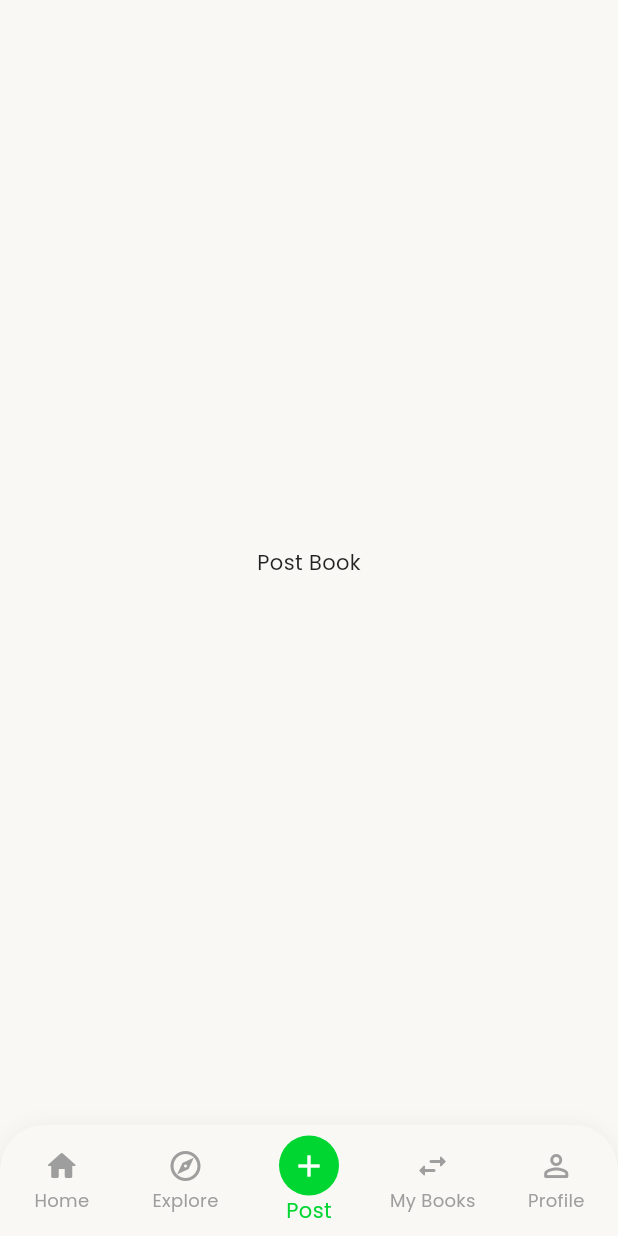
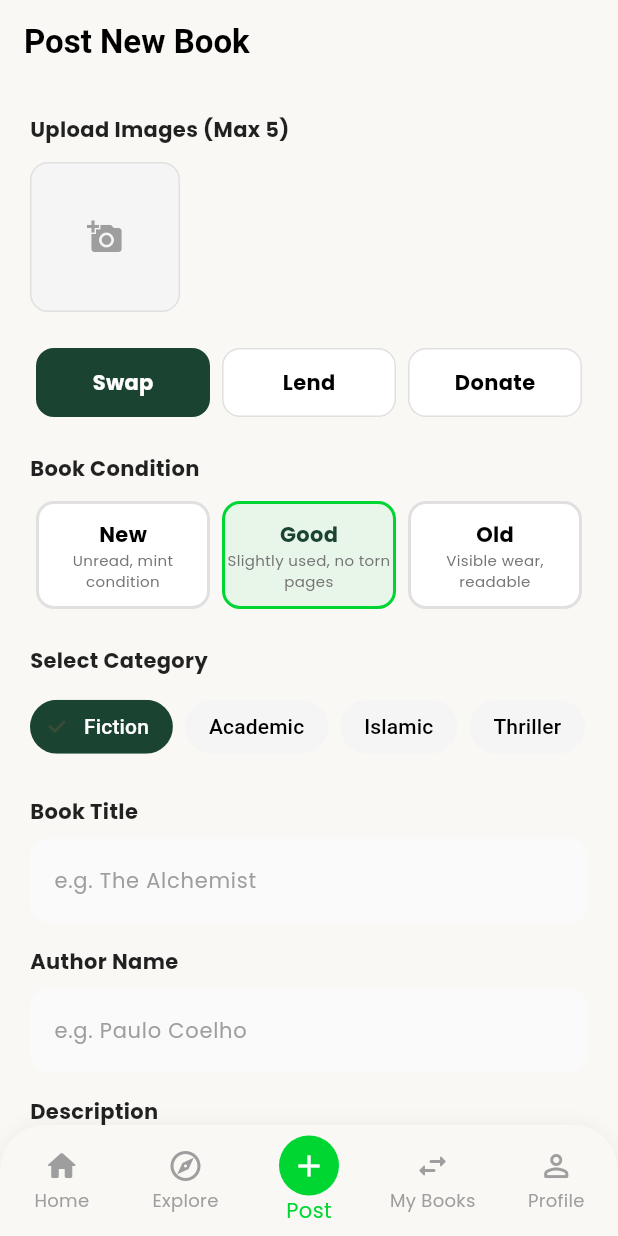
Before and after one commit to NiazSagor/boi_poka, a Flutter app: the screen it shows after launch, item 3 of the bottom bar chosen, on a phone screen of 412 x 824 dp. Run offline on Flutter 3.47's test engine with Material 3 defaults, Android fonts, the phone set to English and light mode, and no system bars; our stand-ins replace flutter_map, geocoding, geolocator, google_fonts, google_maps_flutter, image_picker and 3 more; accounts and stored records are empty; network calls fail.

Commit message:
:card_file_box: Implement Post New Book screen
This commit introduces the "Post New Book" screen, allowing users to add a new book to the platform by providing its details.

- **`PostBookScreen`**: A new screen has been created (`post_book_screen.dart`) that provides a comprehensive form for users to list a new book. The form includes the following sections:
    - **Image Uploader**: Allows users to select multiple images from their device's gallery. It displays previews of the selected images horizontally.
    - **Mode Toggle**: A segmented control for selecting the book's availability mode (`Swap`, `Lend`, or `Donate`).
    - **Book Condition**: A selection UI for specifying the book's condition (`New`, `Good`, `Old`).
    - **Category Selection**: A horizontal list of choice chips for categorizing the book (e.g., `Fiction`, `Academic`).
    - **Text Inputs**: Standard text fields for the book's title, author, and a description.
    - **Location Preview**: A placeholder map widget to show the book's location.
- **Integration**: The new `PostBookScreen` is now integrated into the main bottom navigation, replacing the previous placeholder.

Took 18 minutes

```diff
--- a/lib/navigation/main_navigation.dart
+++ b/lib/navigation/main_navigation.dart
@@ -1,6 +1,7 @@
 import 'package:boi_poka/explore/screen/explore_screen.dart';
 import 'package:boi_poka/home/screen/home_screen.dart';
 import 'package:boi_poka/my_books/my_collection_grid.dart';
+import 'package:boi_poka/post_new_book/screen/post_book_screen.dart';
 import 'package:boi_poka/theme/theme.dart';
 import 'package:flutter/material.dart';
 import 'package:provider/provider.dart';
@@ -19,7 +20,7 @@ class _MainNavigationWrapperState extends State<MainNavigationWrapper> {
   final List<Widget> _screens = [
     HomeScreen(), // The home content we built
     ExploreScreen(), // Placeholder
-    const Center(child: Text("Post Book")),    // Placeholder
+    PostBookScreen(),    // Placeholder
     const MyCollection(),     // Placeholder
     const Center(child: Text("Profile")),      // Placeholder
   ];
--- /dev/null
+++ b/lib/post_new_book/screen/post_book_screen.dart
@@ -0,0 +1,336 @@
+import 'dart:io';
+
+import 'package:flutter/material.dart';
+import 'package:image_picker/image_picker.dart';
+
+class PostBookScreen extends StatefulWidget {
+  const PostBookScreen({super.key});
+
+  @override
+  State<PostBookScreen> createState() => _PostBookScreenState();
+}
+
+class _PostBookScreenState extends State<PostBookScreen> {
+  String _selectedCategory = "Fiction";
+  final List<String> _categories = [
+    "Fiction",
+    "Academic",
+    "Islamic",
+    "Thriller",
+    "Biography",
+    "Children",
+  ];
+  String _selectedCondition = "Good";
+  final Map<String, String> _conditions = {
+    "New": "Unread, mint condition",
+    "Good": "Slightly used, no torn pages",
+    "Old": "Visible wear, readable",
+  };
+  final List<XFile> _images = [];
+  final ImagePicker _picker = ImagePicker();
+  String _selectedMode = "Swap"; // Swap, Lend, Donate
+
+  Future<void> _pickImage() async {
+    final List<XFile> selected = await _picker.pickMultiImage();
+    if (selected.isNotEmpty) setState(() => _images.addAll(selected));
+  }
+
+  @override
+  Widget build(BuildContext context) {
+    return Scaffold(
+      appBar: AppBar(
+        title: const Text(
+          "Post New Book",
+          style: TextStyle(color: Colors.black, fontWeight: FontWeight.bold),
+        ),
+      ),
+      body: SingleChildScrollView(
+        padding: const EdgeInsets.all(20),
+        child: Column(
+          crossAxisAlignment: CrossAxisAlignment.start,
+          children: [
+            // 1. Image Upload Section
+            const Text(
+              "Upload Images (Max 5)",
+              style: TextStyle(fontWeight: FontWeight.bold),
+            ),
+            const SizedBox(height: 12),
+            SizedBox(
+              height: 100,
+              child: ListView(
+                scrollDirection: Axis.horizontal,
+                children: [
+                  _buildAddImageButton(),
+                  ..._images.map((file) => _buildImagePreview(file)).toList(),
+                ],
+              ),
+            ),
+
+            const SizedBox(height: 24),
+
+            // 2. Selection Mode (Swap/Lend/Donate)
+            _buildModeToggle(),
+            const SizedBox(height: 24),
+
+            _buildConditionSelection(),
+
+            const SizedBox(height: 24),
+
+            _buildCategorySelection(),
+
+            const SizedBox(height: 24),
+
+            // 3. Text Fields
+            _buildTextField("Book Title", "e.g. The Alchemist"),
+            _buildTextField("Author Name", "e.g. Paulo Coelho"),
+            _buildTextField(
+              "Description",
+              "Describe the condition...",
+              maxLines: 3,
+            ),
+
+            const SizedBox(height: 24),
+
+            // 4. Location Preview (Mock)
+            const Text(
+              "Location",
+              style: TextStyle(fontWeight: FontWeight.bold),
+            ),
+            const SizedBox(height: 12),
+            Container(
+              height: 150,
+              decoration: BoxDecoration(
+                color: Colors.grey[200],
+                borderRadius: BorderRadius.circular(16),
+                image: const DecorationImage(
+                  image: NetworkImage(
+                    "https://static-maps.yandex.ru/1.x/?lang=en_US&ll=90.4125,23.8103&z=14&l=map&size=450,150",
+                  ),
+                  fit: BoxFit.cover,
+                ),
+              ),
+              child: const Center(
+                child: Icon(
+                  Icons.location_on,
+                  color: Color(0xFF00D632),
+                  size: 40,
+                ),
+              ),
+            ),
+
+            const SizedBox(height: 40),
+
+            // 5. Post Button
+            ElevatedButton(
+              onPressed: () {},
+              style: ElevatedButton.styleFrom(
+                backgroundColor: const Color(0xFF00D632),
+                minimumSize: const Size(double.infinity, 56),
+                shape: RoundedRectangleBorder(
+                  borderRadius: BorderRadius.circular(16),
+                ),
+              ),
+              child: const Text(
+                "Post Book",
+                style: TextStyle(fontSize: 18, color: Colors.white),
+              ),
+            ),
+          ],
+        ),
+      ),
+    );
+  }
+
+  // --- Helper Widgets ---
+
+  Widget _buildAddImageButton() {
+    return GestureDetector(
+      onTap: _pickImage,
+      child: Container(
+        width: 100,
+        margin: const EdgeInsets.only(right: 12),
+        decoration: BoxDecoration(
+          color: Colors.grey[100],
+          borderRadius: BorderRadius.circular(12),
+          border: Border.all(
+            color: Colors.grey[300]!,
+            style: BorderStyle.solid,
+          ),
+        ),
+        child: const Icon(Icons.add_a_photo, color: Colors.grey),
+      ),
+    );
+  }
+
+  Widget _buildImagePreview(XFile file) {
+    return Container(
+      width: 100,
+      margin: const EdgeInsets.only(right: 12),
+      decoration: BoxDecoration(
+        borderRadius: BorderRadius.circular(12),
+        image: DecorationImage(
+          image: FileImage(File(file.path)),
+          fit: BoxFit.cover,
+        ),
+      ),
+    );
+  }
+
+  Widget _buildModeToggle() {
+    return Row(
+      children: ["Swap", "Lend", "Donate"].map((mode) {
+        bool isSelected = _selectedMode == mode;
+        return Expanded(
+          child: GestureDetector(
+            onTap: () => setState(() => _selectedMode = mode),
+            child: Container(
+              margin: const EdgeInsets.symmetric(horizontal: 4),
+              padding: const EdgeInsets.symmetric(vertical: 12),
+              decoration: BoxDecoration(
+                color: isSelected ? const Color(0xFF1B4332) : Colors.white,
+                border: Border.all(
+                  color: isSelected ? Colors.transparent : Colors.grey[300]!,
+                ),
+                borderRadius: BorderRadius.circular(12),
+              ),
+              child: Center(
+                child: Text(
+                  mode,
+                  style: TextStyle(
+                    color: isSelected ? Colors.white : Colors.black,
+                    fontWeight: FontWeight.bold,
+                  ),
+                ),
+              ),
+            ),
+          ),
+        );
+      }).toList(),
+    );
+  }
+
+  Widget _buildConditionSelection() {
+    return Column(
+      crossAxisAlignment: CrossAxisAlignment.start,
+      children: [
+        const Text(
+          "Book Condition",
+          style: TextStyle(fontWeight: FontWeight.bold),
+        ),
+        const SizedBox(height: 12),
+        Row(
+          children: _conditions.keys.map((condition) {
+            bool isSelected = _selectedCondition == condition;
+            return Expanded(
+              child: GestureDetector(
+                onTap: () => setState(() => _selectedCondition = condition),
+                child: Container(
+                  margin: const EdgeInsets.symmetric(horizontal: 4),
+                  padding: const EdgeInsets.symmetric(vertical: 10),
+                  decoration: BoxDecoration(
+                    color: isSelected ? const Color(0xFFE8F5E9) : Colors.white,
+                    borderRadius: BorderRadius.circular(12),
+                    border: Border.all(
+                      color: isSelected
+                          ? const Color(0xFF00D632)
+                          : Colors.grey[300]!,
+                      width: 2,
+                    ),
+                  ),
+                  child: Column(
+                    children: [
+                      Text(
+                        condition,
+                        style: TextStyle(
+                          fontWeight: FontWeight.bold,
+                          color: isSelected
+                              ? const Color(0xFF1B4332)
+                              : Colors.black,
+                        ),
+                      ),
+                      Text(
+                        _conditions[condition]!,
+                        style: TextStyle(fontSize: 10, color: Colors.grey[600]),
+                        textAlign: TextAlign.center,
+                      ),
+                    ],
+                  ),
+                ),
+              ),
+            );
+          }).toList(),
+        ),
+      ],
+    );
+  }
+
+  Widget _buildCategorySelection() {
+    return Column(
+      crossAxisAlignment: CrossAxisAlignment.start,
+      children: [
+        const Text(
+          "Select Category",
+          style: TextStyle(fontWeight: FontWeight.bold),
+        ),
+        const SizedBox(height: 12),
+        SizedBox(
+          height: 45,
+          child: ListView.builder(
+            scrollDirection: Axis.horizontal,
+            itemCount: _categories.length,
+            itemBuilder: (context, index) {
+              bool isSelected = _selectedCategory == _categories[index];
+              return Padding(
+                padding: const EdgeInsets.only(right: 8),
+                child: ChoiceChip(
+                  label: Text(_categories[index]),
+                  selected: isSelected,
+                  onSelected: (bool selected) {
+                    setState(() => _selectedCategory = _categories[index]);
+                  },
+                  selectedColor: const Color(0xFF1B4332),
+                  labelStyle: TextStyle(
+                    color: isSelected ? Colors.white : Colors.black,
+                  ),
+                  backgroundColor: Colors.grey[100],
+                  shape: RoundedRectangleBorder(
+                    borderRadius: BorderRadius.circular(20),
+                  ),
+                  side: BorderSide.none,
+                ),
+              );
+            },
+          ),
+        ),
+      ],
+    );
+  }
+
+  Widget _buildTextField(String label, String hint, {int maxLines = 1}) {
+    return Padding(
+      padding: const EdgeInsets.only(bottom: 16),
+      child: Column(
+        crossAxisAlignment: CrossAxisAlignment.start,
+        children: [
+          Text(
+            label,
+            style: const TextStyle(fontWeight: FontWeight.bold, fontSize: 14),
+          ),
+          const SizedBox(height: 8),
+          TextField(
+            maxLines: maxLines,
+            decoration: InputDecoration(
+              hintText: hint,
+              filled: true,
+              fillColor: Colors.grey[50],
+              border: OutlineInputBorder(
+                borderRadius: BorderRadius.circular(12),
+                borderSide: BorderSide.none,
+              ),
+            ),
+          ),
+        ],
+      ),
+    );
+  }
+}
```
